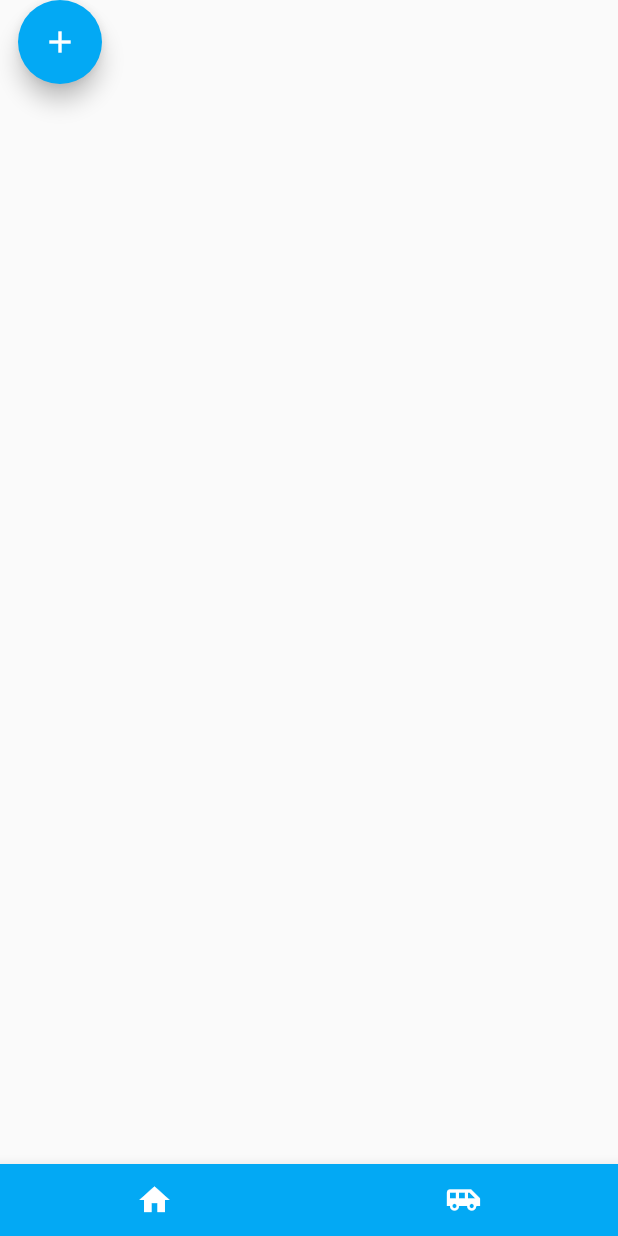
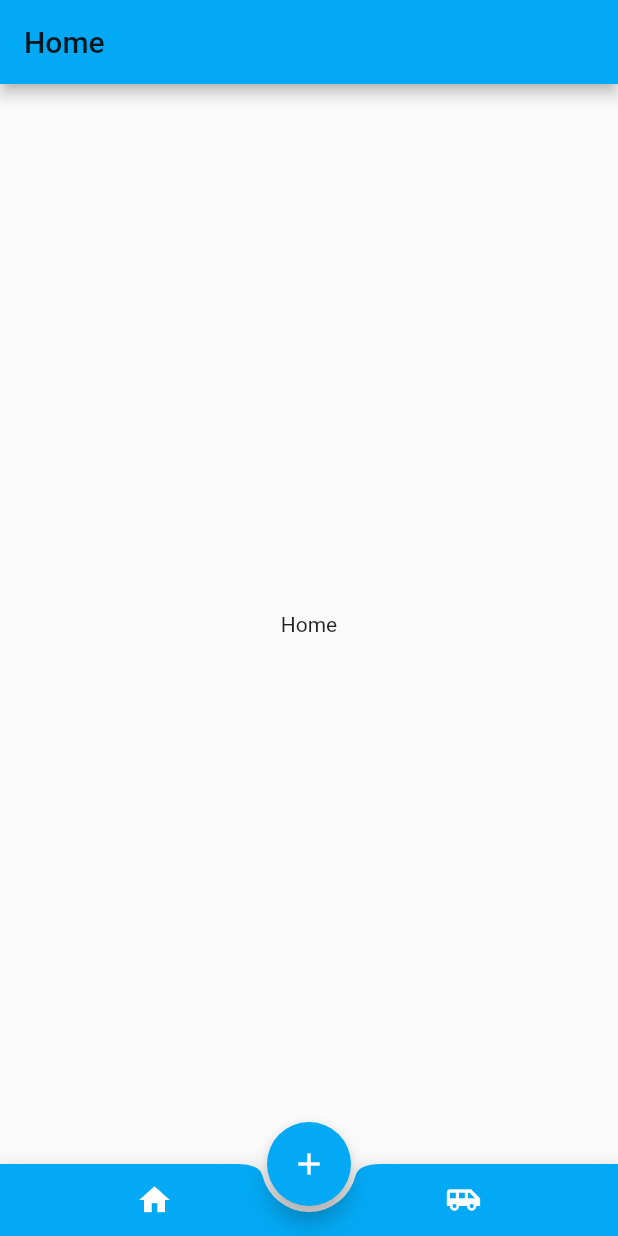
Before and after one commit to xhthh/flutter_study, a Flutter app: the screen it shows after launch, after a tap on the "home" icon, on a phone screen of 412 x 824 dp. Run offline on Flutter 3.47's test engine with Material 2 defaults, Android fonts, the phone set to English and light mode, and no system bars.

Commit message:
不规则导航  添加点击事件 页面内容

```diff
--- a/lib/navigation/bottom_appbar.dart
+++ b/lib/navigation/bottom_appbar.dart
@@ -1,4 +1,5 @@
 import 'package:flutter/material.dart';
+import 'each_view.dart';
 
 /*
     底部导航栏，中间有个加号
@@ -10,11 +11,27 @@ class BottomAppBarDemo extends StatefulWidget {
 }
 
 class _BottomAppBarDemoState extends State<BottomAppBarDemo> {
+  List<Widget> _eachView;
+  int _index = 0;
+
+  @override
+  void initState() {
+    super.initState();
+    _eachView = List();
+    _eachView..add(EachView('Home'))..add(EachView('xht'));
+  }
+
   @override
   Widget build(BuildContext context) {
     return Scaffold(
+      body: _eachView[_index],
       floatingActionButton: FloatingActionButton(
-        onPressed: () {},
+        onPressed: () {
+          Navigator.of(context)
+              .push(MaterialPageRoute(builder: (BuildContext context) {
+            return EachView('New Page');
+          }));
+        },
         tooltip: 'xht',
         child: Icon(
           Icons.add,
@@ -22,7 +39,7 @@ class _BottomAppBarDemoState extends State<BottomAppBarDemo> {
         ),
       ),
       //这个属性用于摆放中间组件的位置
-      floatingActionButtonLocation: FloatingActionButtonLocation.miniStartTop,
+      floatingActionButtonLocation: FloatingActionButtonLocation.centerDocked,
       bottomNavigationBar: BottomAppBar(
         color: Colors.lightBlue,
         shape: CircularNotchedRectangle(),
@@ -33,12 +50,20 @@ class _BottomAppBarDemoState extends State<BottomAppBarDemo> {
             IconButton(
               icon: Icon(Icons.home),
               color: Colors.white,
-              onPressed: () {},
+              onPressed: () {
+                setState(() {
+                  _index = 0;
+                });
+              },
             ),
             IconButton(
               icon: Icon(Icons.airport_shuttle),
               color: Colors.white,
-              onPressed: () {},
+              onPressed: () {
+                setState(() {
+                  _index = 1;
+                });
+              },
             )
           ],
         ),
--- /dev/null
+++ b/lib/navigation/each_view.dart
@@ -0,0 +1,24 @@
+import 'package:flutter/material.dart';
+
+class EachView extends StatefulWidget {
+  String _title;
+
+  EachView(this._title);
+
+  @override
+  _EachViewState createState() => _EachViewState();
+}
+
+class _EachViewState extends State<EachView> {
+  @override
+  Widget build(BuildContext context) {
+    return Scaffold(
+      appBar: AppBar(
+        title: Text(widget._title),
+      ),
+      body: Center(
+        child: Text(widget._title),
+      ),
+    );
+  }
+}
```
